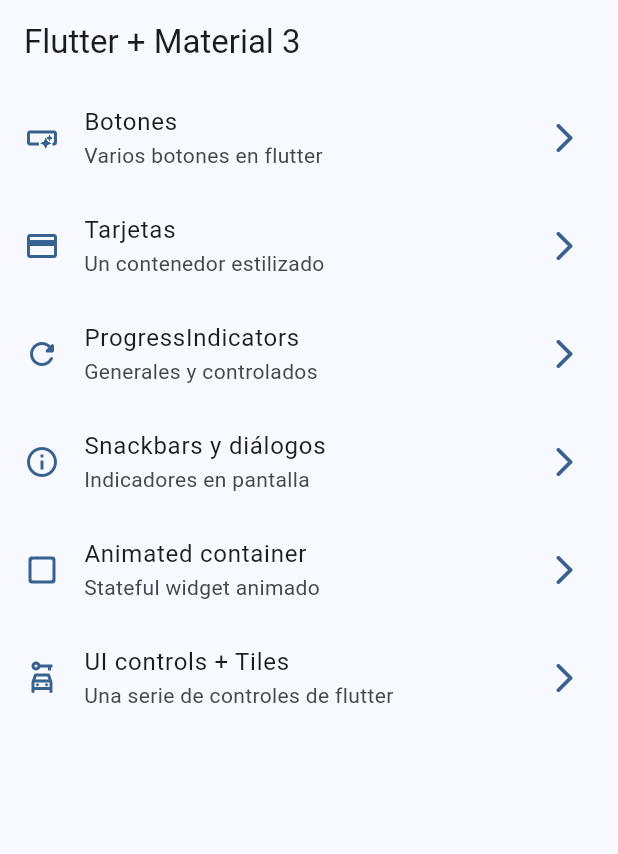
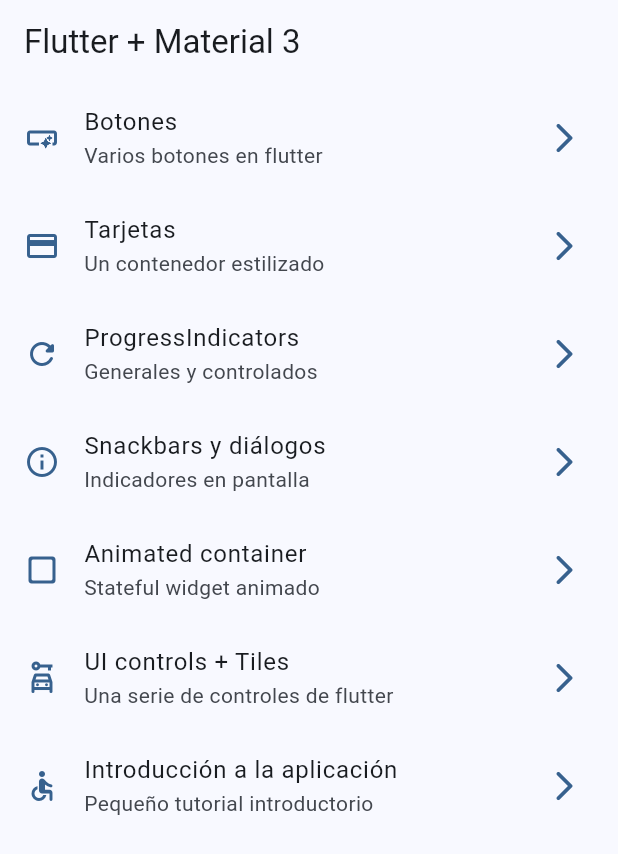
Before and after one commit to fisico-alienado/widgets-app-flutter, a Flutter app: the screen it shows after launch, on a phone screen of 412 x 824 dp. Shown: the top 854 px of the screen. Run offline on Flutter 3.47's test engine with Material 2 defaults, Android fonts, the phone set to English and light mode, and no system bars; our stand-ins replace go_router.

Commit message:
Imagenes del tutorial añadidas

```diff
--- a/lib/config/menu/menu_items.dart
+++ b/lib/config/menu/menu_items.dart
@@ -53,4 +53,10 @@
     link: '/ui-controls',
     icon: Icons.car_rental_outlined
   ),
+  MenuItem(
+    title: 'Introducción a la aplicación',
+    subTitle: 'Pequeño tutorial introductorio',
+    link: '/tutorial',
+    icon: Icons.accessible_rounded
+  ),
 ];
--- a/lib/config/router/app_router.dart
+++ b/lib/config/router/app_router.dart
@@ -42,5 +42,10 @@
       name: UiControlsScreen.name,
       builder: (context, state) => const UiControlsScreen(),
     ),
+    GoRoute(
+      path: '/tutorial',
+      name: AppTutorialScreen.name,
+      builder: (context, state) => const AppTutorialScreen(),
+    ),
   ],
 );
--- a/pubspec.yaml
+++ b/pubspec.yaml
@@ -18,3 +18,6 @@
 
 flutter:
   uses-material-design: true
+
+assets:
+  - assets/images/
```
Also changed, not shown: assets/Images/1.png (added), assets/Images/2.png (added), assets/Images/3.png (added), assets/Images/jar-loading.gif (added).
